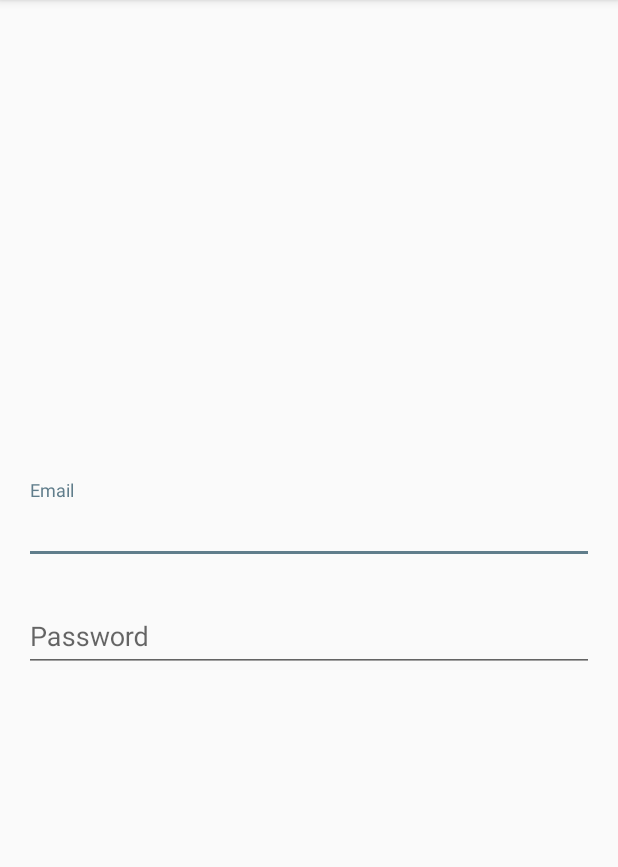
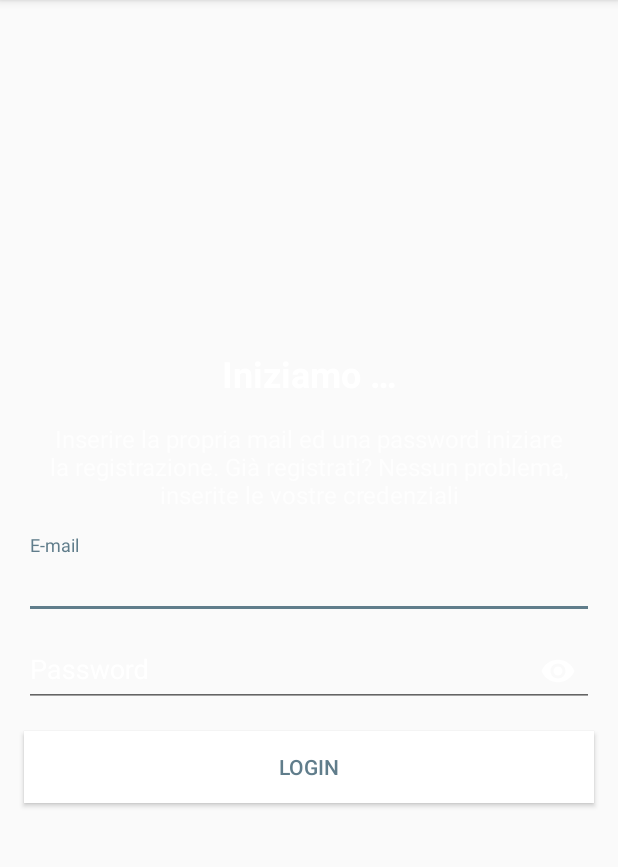
Before and after one commit to nicolapagiaro/FamilyShopping, an Android app: the fragment LoginFragment shown on its own in the app's theme, on a phone screen of 412 x 824 dp, the part 84-951 px from its top. Run offline under Robolectric (Android 15) with nearby library versions, the light colour scheme and no system bars; libraries missing offline, so code that uses them is left out: com.heinrichreimersoftware.materialintro.

Commit message:
Improved second slide of IntroActivity

```diff
--- a/app/src/main/java/it/paggiapp/familyshopping/IntroActivity.kt
+++ b/app/src/main/java/it/paggiapp/familyshopping/IntroActivity.kt
@@ -2,7 +2,10 @@ package it.paggiapp.familyshopping
 
 import android.content.Intent
 import android.os.Bundle
+import android.support.design.widget.Snackbar
+import android.util.Log
 import com.heinrichreimersoftware.materialintro.app.IntroActivity
+import com.heinrichreimersoftware.materialintro.app.NavigationPolicy
 import com.heinrichreimersoftware.materialintro.slide.FragmentSlide
 import com.heinrichreimersoftware.materialintro.slide.SimpleSlide
 import it.paggiapp.familyshopping.util.Util
@@ -46,5 +49,34 @@ class IntroActivity : IntroActivity() {
                 .fragment(LoginFragment.newInstance())
                 .build())
 
+        /**
+         * Third slide:
+         */
+        addSlide(SimpleSlide.Builder()
+                .title(R.string.intro_title1)
+                .description(R.string.intro_descr1)
+                .background(R.color.colorPrimary)
+                .backgroundDark(R.color.colorPrimaryDark)
+                .image(R.drawable.intro_image)
+                .scrollable(false)
+                .build())
+
+        /**
+         * Set the navigation policy for the slide
+         */
+        setNavigationPolicy(object: NavigationPolicy {
+            override fun canGoForward(p0: Int): Boolean {
+                if(p0 == 1) {
+                    return false
+                }
+                return true
+            }
+
+            override fun canGoBackward(p0: Int): Boolean {
+                return true
+            }
+
+        })
+
     }
 }
--- a/app/src/main/java/it/paggiapp/familyshopping/LoginFragment.kt
+++ b/app/src/main/java/it/paggiapp/familyshopping/LoginFragment.kt
@@ -7,12 +7,12 @@ import android.view.ViewGroup
 import com.heinrichreimersoftware.materialintro.app.SlideFragment
 
 /**
+ * Fragment per il login dell'utente
  * Created by nicola on 23/01/18.
  */
 class LoginFragment : SlideFragment() {
 
     companion object {
-
         /**
          * Gives a new instance of the fragment
          */
@@ -28,6 +28,4 @@ class LoginFragment : SlideFragment() {
     override fun onCreateView(inflater: LayoutInflater?, container: ViewGroup?, savedInstanceState: Bundle?): View? {
         return inflater?.inflate(R.layout.fragment_intro_login, container, false)
     }
-
-
 }
--- a/app/src/main/res/layout/fragment_intro_login.xml
+++ b/app/src/main/res/layout/fragment_intro_login.xml
@@ -1,42 +1,82 @@
 <?xml version="1.0" encoding="utf-8"?>
-<LinearLayout xmlns:android="http://schemas.android.com/apk/res/android"
+<LinearLayout
+    xmlns:android="http://schemas.android.com/apk/res/android"
+    xmlns:app="http://schemas.android.com/apk/res-auto"
+    xmlns:tools="http://schemas.android.com/tools"
+    android:id="@+id/intro_container"
     android:layout_width="match_parent"
     android:layout_height="match_parent"
-    xmlns:app="http://schemas.android.com/apk/res-auto"
+    tools:context=".IntroActivity"
     android:gravity="center"
-    xmlns:tools="http://schemas.android.com/tools"
-    tools:context=".IntroActivity"
     android:orientation="vertical">
+
+    <TextView
+        android:layout_width="match_parent"
+        android:layout_height="wrap_content"
+        android:layout_marginStart="@dimen/horizontal_margin"
+        android:layout_marginEnd="@dimen/horizontal_margin"
+        android:layout_marginBottom="@dimen/horizontal_margin"
+        android:text="@string/login_title"
+        android:gravity="center_horizontal"
+        android:textColor="@color/primaryTextColorWhite"
+        android:textStyle="bold"
+        android:textSize="24sp"/>
+
+    <TextView
+        android:layout_width="match_parent"
+        android:layout_height="wrap_content"
+        android:layout_marginStart="@dimen/horizontal_margin"
+        android:layout_marginEnd="@dimen/horizontal_margin"
+        android:layout_marginBottom="@dimen/vertical_margin"
+        android:gravity="center_horizontal"
+        android:text="@string/login_subtitle"
+        android:textColor="@color/secondaryTextColorWhite"
+        android:textSize="16sp" />
 
     <android.support.design.widget.TextInputLayout
         android:layout_marginStart="@dimen/horizontal_margin"
         android:layout_marginEnd="@dimen/horizontal_margin"
         android:layout_width="match_parent"
         android:layout_height="wrap_content"
-        android:textColorHint="@color/colorAccent">
+        android:textColorHint="@color/white">
 
         <android.support.design.widget.TextInputEditText
             android:id="@+id/username"
             android:layout_width="match_parent"
             android:layout_height="wrap_content"
-            android:textColor="@color/colorAccent"
-            android:hint="Email"/>
+            android:textColor="@color/white"
+            android:inputType="textEmailAddress"
+            android:hint="@string/prompt_email"/>
 
     </android.support.design.widget.TextInputLayout>
 
     <android.support.design.widget.TextInputLayout
         android:layout_marginStart="@dimen/horizontal_margin"
         android:layout_marginEnd="@dimen/horizontal_margin"
-        android:layout_marginTop="@dimen/vertical_margin"
         android:layout_width="match_parent"
-        android:layout_height="wrap_content">
+        android:layout_height="wrap_content"
+        android:textColorHint="@color/white"
+        app:passwordToggleEnabled="true"
+        app:passwordToggleTint="@color/white">
 
         <android.support.design.widget.TextInputEditText
             android:id="@+id/password"
             android:layout_width="match_parent"
             android:layout_height="wrap_content"
-            android:hint="Password"/>
+            android:textColor="@color/white"
+            android:inputType="textPassword"
+            android:hint="@string/prompt_password" />
 
     </android.support.design.widget.TextInputLayout>
 
+    <Button
+        android:id="@+id/btn_login"
+        style="@style/ButtonIntro"
+        android:layout_width="match_parent"
+        android:layout_height="wrap_content"
+        android:layout_marginEnd="@dimen/horizontal_margin"
+        android:layout_marginStart="@dimen/horizontal_margin"
+        android:layout_marginTop="@dimen/vertical_margin"
+        android:text="@string/action_login" />
+
 </LinearLayout>
--- a/app/src/main/res/values/colors.xml
+++ b/app/src/main/res/values/colors.xml
@@ -3,4 +3,9 @@
     <color name="colorPrimary">#FF9800</color>
     <color name="colorPrimaryDark">#F57C00</color>
     <color name="colorAccent">#607D8B</color>
+    <color name="white">#FFF</color>
+
+    <!-- Dark/colored theme -->
+    <color name="primaryTextColorWhite">@color/white</color>
+    <color name="secondaryTextColorWhite">#B3FFFFFF</color>
 </resources>
--- a/app/src/main/res/values/dimen.xml
+++ b/app/src/main/res/values/dimen.xml
@@ -2,4 +2,5 @@
 <resources>
     <dimen name="horizontal_margin">16dp</dimen>
     <dimen name="vertical_margin">16dp</dimen>
+    <dimen name="double_horizontal_margin">32dp</dimen>
 </resources>
--- a/app/src/main/res/values/strings.xml
+++ b/app/src/main/res/values/strings.xml
@@ -1,5 +1,8 @@
 <resources>
     <string name="app_name">FamilyShopping</string>
+
+    <!-- Stringhe delle SharedPreferences -->
+    <string name="user_logged">user_logged</string>
 
     <!-- Stringhe per la IntroActivity -->
     <string name="intro_title1">@string/app_name</string>
@@ -8,6 +11,14 @@
         Puoi aggiungere elemeti alla lista, dare loro una priorità cosi da metterli in evidenza
         e poi una volta comprati puoi eliminarli dalla lista.</string>
 
-    <!-- Stringhe delle SharedPreferences -->
-    <string name="user_logged">user_logged</string>
+    <!-- Stringhe per il login/register -->
+    <string name="login_title">Iniziamo &#8230;</string>
+    <string name="login_subtitle">Inserire la propria mail ed una password iniziare la registrazione.
+        Già registrati? Nessun problema, inserite le vostre credenziali</string>
+    <string name="prompt_email">E-mail</string>
+    <string name="prompt_password">Password</string>
+    <string name="error_invalid_email">La email non è valida</string>
+    <string name="error_invalid_password">La password deve avere almeno 6 caratteri</string>
+    <string name="action_login">Login</string>
+
 </resources>
--- a/app/src/main/res/values/styles.xml
+++ b/app/src/main/res/values/styles.xml
@@ -15,4 +15,9 @@
         <item name="colorAccent">@color/colorAccent</item>
     </style>
 
+    <style name="ButtonIntro" parent="Base.Widget.AppCompat.Button">
+        <item name="android:background">@color/white</item>
+        <item name="android:textColor">@color/colorAccent</item>
+    </style>
+
 </resources>
```
